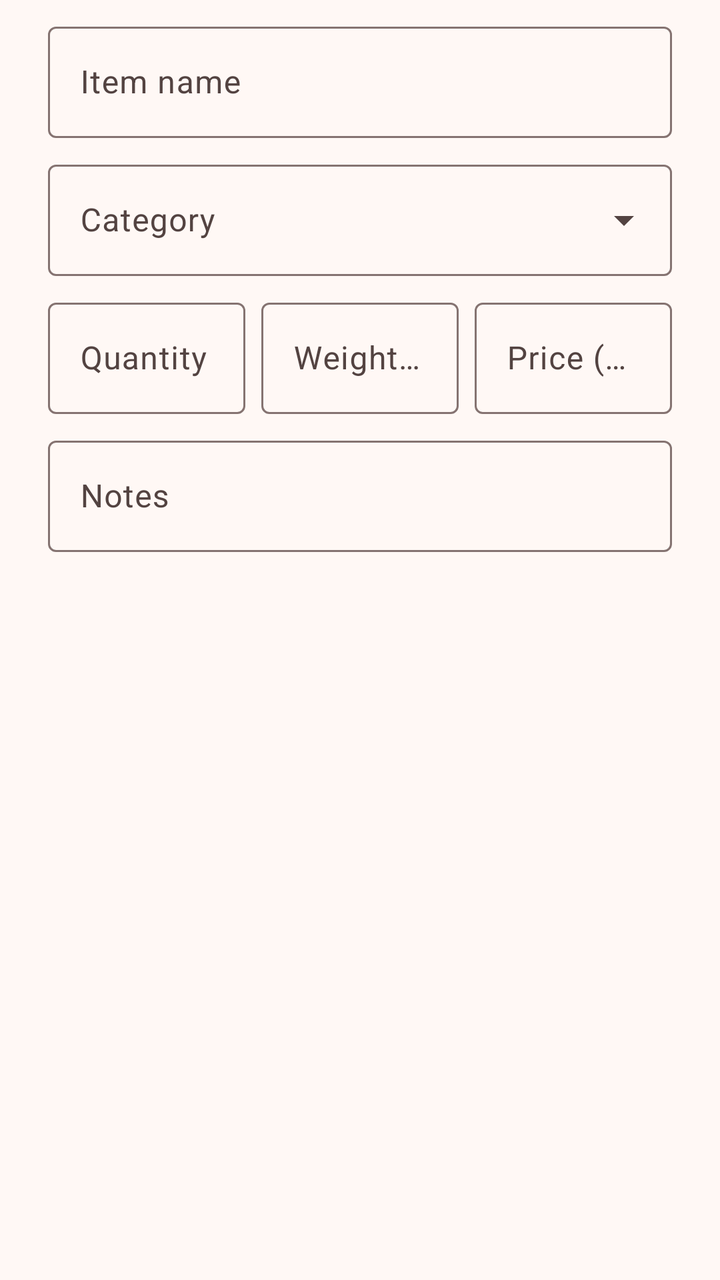
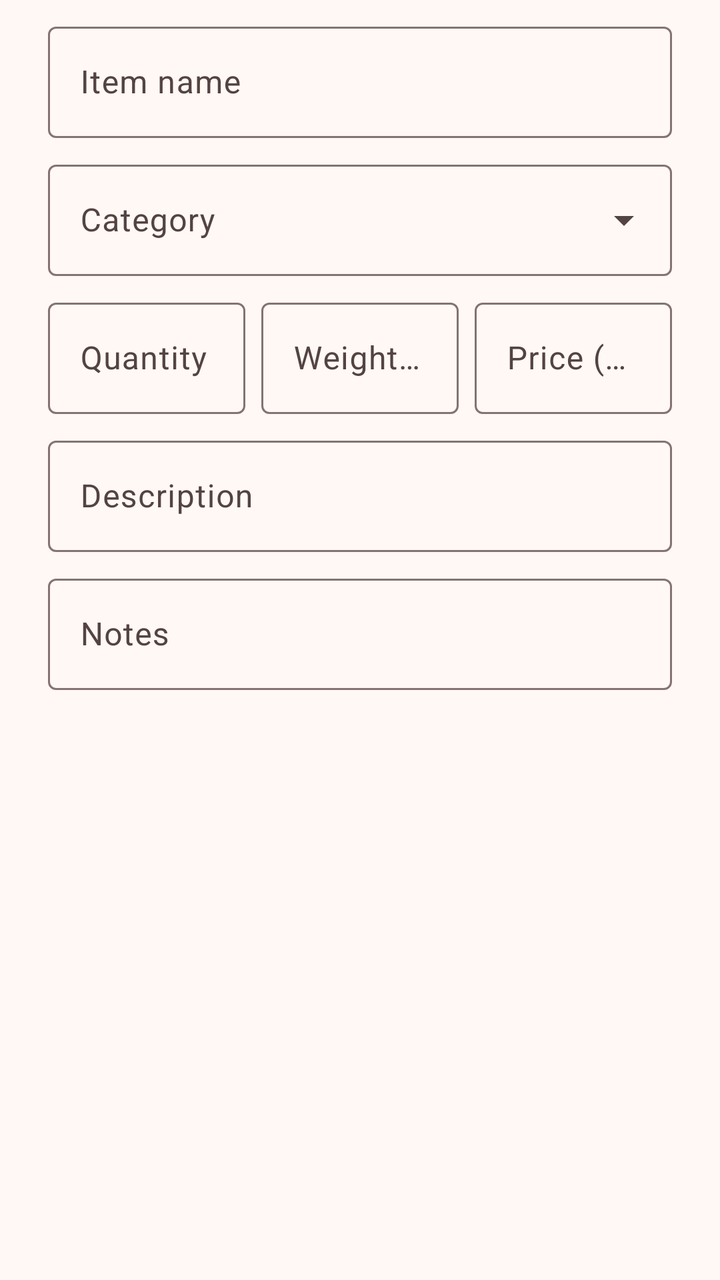

An Android layout rendered at two revisions. The XML below is the earlier revision; the diff shows what the commit changed to produce the second picture.
<!-- AndroidManifest.xml: application theme Theme.BagOfHolding -->
<!-- res/layout/dialog_item.xml -->
<?xml version="1.0" encoding="utf-8"?>
<ScrollView xmlns:android="http://schemas.android.com/apk/res/android"
    android:layout_width="match_parent"
    android:layout_height="wrap_content">

    <LinearLayout
        android:layout_width="match_parent"
        android:layout_height="wrap_content"
        android:orientation="vertical"
        android:paddingHorizontal="24dp"
        android:paddingTop="8dp">

        <com.google.android.material.textfield.TextInputLayout
            android:id="@+id/inputItemName"
            android:layout_width="match_parent"
            android:layout_height="wrap_content"
            android:hint="@string/hint_item_name">

            <com.google.android.material.textfield.TextInputEditText
                android:id="@+id/editItemName"
                android:layout_width="match_parent"
                android:layout_height="wrap_content"
                android:inputType="textCapSentences"
                android:maxLength="80" />
        </com.google.android.material.textfield.TextInputLayout>

        <com.google.android.material.textfield.TextInputLayout
            android:id="@+id/inputCategory"
            style="@style/Widget.Material3.TextInputLayout.OutlinedBox.ExposedDropdownMenu"
            android:layout_width="match_parent"
            android:layout_height="wrap_content"
            android:layout_marginTop="8dp"
            android:hint="@string/hint_category">

            <com.google.android.material.textfield.MaterialAutoCompleteTextView
                android:id="@+id/editCategory"
                android:layout_width="match_parent"
                android:layout_height="wrap_content"
                android:inputType="none" />
        </com.google.android.material.textfield.TextInputLayout>

        <LinearLayout
            android:layout_width="match_parent"
            android:layout_height="wrap_content"
            android:layout_marginTop="8dp"
            android:orientation="horizontal">

            <com.google.android.material.textfield.TextInputLayout
                android:id="@+id/inputQuantity"
                android:layout_width="0dp"
                android:layout_height="wrap_content"
                android:layout_marginEnd="8dp"
                android:layout_weight="1"
                android:hint="@string/hint_quantity">

                <com.google.android.material.textfield.TextInputEditText
                    android:id="@+id/editQuantity"
                    android:layout_width="match_parent"
                    android:layout_height="wrap_content"
                    android:inputType="number"
                    android:maxLength="4" />
            </com.google.android.material.textfield.TextInputLayout>

            <com.google.android.material.textfield.TextInputLayout
                android:id="@+id/inputWeight"
                android:layout_width="0dp"
                android:layout_height="wrap_content"
                android:layout_marginEnd="8dp"
                android:layout_weight="1"
                android:hint="@string/hint_weight">

                <com.google.android.material.textfield.TextInputEditText
                    android:id="@+id/editWeight"
                    android:layout_width="match_parent"
                    android:layout_height="wrap_content"
                    android:inputType="numberDecimal" />
            </com.google.android.material.textfield.TextInputLayout>

            <com.google.android.material.textfield.TextInputLayout
                android:id="@+id/inputCost"
                android:layout_width="0dp"
                android:layout_height="wrap_content"
                android:layout_weight="1"
                android:hint="@string/hint_cost">

                <com.google.android.material.textfield.TextInputEditText
                    android:id="@+id/editCost"
                    android:layout_width="match_parent"
                    android:layout_height="wrap_content"
                    android:inputType="numberDecimal" />
            </com.google.android.material.textfield.TextInputLayout>
        </LinearLayout>

        <com.google.android.material.textfield.TextInputLayout
            android:id="@+id/inputNotes"
            android:layout_width="match_parent"
            android:layout_height="wrap_content"
            android:layout_marginTop="8dp"
            android:hint="@string/hint_notes">

            <com.google.android.material.textfield.TextInputEditText
                android:id="@+id/editNotes"
                android:layout_width="match_parent"
                android:layout_height="wrap_content"
                android:inputType="textMultiLine|textCapSentences"
                android:maxLines="4" />
        </com.google.android.material.textfield.TextInputLayout>

        <com.google.android.material.checkbox.MaterialCheckBox
            android:id="@+id/checkSaveToCatalog"
            android:layout_width="match_parent"
            android:layout_height="wrap_content"
            android:layout_marginTop="8dp"
            android:text="@string/save_to_catalog"
            android:visibility="gone" />
    </LinearLayout>
</ScrollView>
<!-- resources referenced by this layout -->
<resources>
  <string name="hint_category">Category</string>
  <string name="hint_cost">Price (gp)</string>
  <string name="hint_item_name">Item name</string>
  <string name="hint_notes">Notes</string>
  <string name="hint_quantity">Quantity</string>
  <string name="hint_weight">Weight (lb)</string>
  <string name="save_to_catalog">Also save to the item database</string>
  <style name="Theme.BagOfHolding" parent="Theme.Material3.DayNight.NoActionBar">
          <item name="colorPrimary">@color/boh_primary</item>
          <item name="colorOnPrimary">@color/boh_on_primary</item>
          <item name="colorPrimaryContainer">@color/boh_primary_container</item>
          <item name="colorOnPrimaryContainer">@color/boh_on_primary_container</item>
  
          <item name="colorSecondary">@color/boh_secondary</item>
          <item name="colorOnSecondary">@color/boh_on_secondary</item>
          <item name="colorSecondaryContainer">@color/boh_secondary_container</item>
          <item name="colorOnSecondaryContainer">@color/boh_on_secondary_container</item>
  
          <item name="colorTertiary">@color/boh_tertiary</item>
          <item name="colorOnTertiary">@color/boh_on_tertiary</item>
          <item name="colorTertiaryContainer">@color/boh_tertiary_container</item>
          <item name="colorOnTertiaryContainer">@color/boh_on_tertiary_container</item>
  
          <item name="colorError">@color/boh_error</item>
          <item name="colorOnError">@color/boh_on_error</item>
  
          <item name="android:colorBackground">@color/boh_surface</item>
          <item name="colorOnBackground">@color/boh_on_surface</item>
          <item name="colorSurface">@color/boh_surface</item>
          <item name="colorOnSurface">@color/boh_on_surface</item>
          <item name="colorSurfaceVariant">@color/boh_surface_variant</item>
          <item name="colorOnSurfaceVariant">@color/boh_on_surface_variant</item>
          <item name="colorOutline">@color/boh_outline</item>
          <item name="colorOutlineVariant">@color/boh_outline_variant</item>
  
          <item name="colorSurfaceContainerLowest">@color/boh_surface_container_lowest</item>
          <item name="colorSurfaceContainerLow">@color/boh_surface_container_low</item>
          <item name="colorSurfaceContainer">@color/boh_surface_container</item>
          <item name="colorSurfaceContainerHigh">@color/boh_surface_container_high</item>
          <item name="colorSurfaceContainerHighest">@color/boh_surface_container_highest</item>
      </style>
  <color name="boh_primary">#8C1D18</color>
  <color name="boh_on_primary">#FFFFFF</color>
  <color name="boh_primary_container">#FFDAD5</color>
  <color name="boh_on_primary_container">#410001</color>
  <color name="boh_secondary">#765A0B</color>
  <color name="boh_on_secondary">#FFFFFF</color>
  <color name="boh_secondary_container">#FFDF9B</color>
  <color name="boh_on_secondary_container">#251A00</color>
  <color name="boh_tertiary">#4C6544</color>
  <color name="boh_on_tertiary">#FFFFFF</color>
  <color name="boh_tertiary_container">#CEEBC1</color>
  <color name="boh_on_tertiary_container">#0A2006</color>
  <color name="boh_error">#BA1A1A</color>
  <color name="boh_on_error">#FFFFFF</color>
  <color name="boh_surface">#FFF8F5</color>
  <color name="boh_on_surface">#231918</color>
  <color name="boh_surface_variant">#F5DDDA</color>
  <color name="boh_on_surface_variant">#534341</color>
  <color name="boh_outline">#857371</color>
  <color name="boh_outline_variant">#D8C2BF</color>
  <color name="boh_surface_container_lowest">#FFFFFF</color>
  <color name="boh_surface_container_low">#FFF0EE</color>
  <color name="boh_surface_container">#FCEAE7</color>
  <color name="boh_surface_container_high">#F6E4E1</color>
  <color name="boh_surface_container_highest">#F1DEDC</color>
</resources>

<!-- the commit's change to res/layout/dialog_item.xml (unified diff, before → after) -->
@@ -91,6 +91,50 @@
             </com.google.android.material.textfield.TextInputLayout>
         </LinearLayout>
 
+        
+        <LinearLayout
+            android:id="@+id/groupContainer"
+            android:layout_width="match_parent"
+            android:layout_height="wrap_content"
+            android:orientation="vertical"
+            android:visibility="gone">
+
+            <com.google.android.material.textfield.TextInputLayout
+                android:id="@+id/inputCapacity"
+                android:layout_width="match_parent"
+                android:layout_height="wrap_content"
+                android:layout_marginTop="8dp"
+                android:hint="@string/hint_capacity">
+
+                <com.google.android.material.textfield.TextInputEditText
+                    android:id="@+id/editCapacity"
+                    android:layout_width="match_parent"
+                    android:layout_height="wrap_content"
+                    android:inputType="numberDecimal" />
+            </com.google.android.material.textfield.TextInputLayout>
+
+            <com.google.android.material.checkbox.MaterialCheckBox
+                android:id="@+id/checkWeightless"
+                android:layout_width="match_parent"
+                android:layout_height="wrap_content"
+                android:text="@string/container_weightless" />
+        </LinearLayout>
+
+        <com.google.android.material.textfield.TextInputLayout
+            android:id="@+id/inputDescription"
+            android:layout_width="match_parent"
+            android:layout_height="wrap_content"
+            android:layout_marginTop="8dp"
+            android:hint="@string/hint_description">
+
+            <com.google.android.material.textfield.TextInputEditText
+                android:id="@+id/editDescription"
+                android:layout_width="match_parent"
+                android:layout_height="wrap_content"
+                android:inputType="textMultiLine|textCapSentences"
+                android:maxLines="6" />
+        </com.google.android.material.textfield.TextInputLayout>
+
         <com.google.android.material.textfield.TextInputLayout
             android:id="@+id/inputNotes"
             android:layout_width="match_parent"
<!-- resource entries referenced after the edit -->
@@ -1,7 +1,10 @@
 <!-- resources referenced by this layout -->
 <resources>
+  <string name="container_weightless">Contents weigh nothing (e.g. Bag of Holding)</string>
+  <string name="hint_capacity">Holds (lb), empty = no limit</string>
   <string name="hint_category">Category</string>
   <string name="hint_cost">Price (gp)</string>
+  <string name="hint_description">Description</string>
   <string name="hint_item_name">Item name</string>
   <string name="hint_notes">Notes</string>
   <string name="hint_quantity">Quantity</string>
